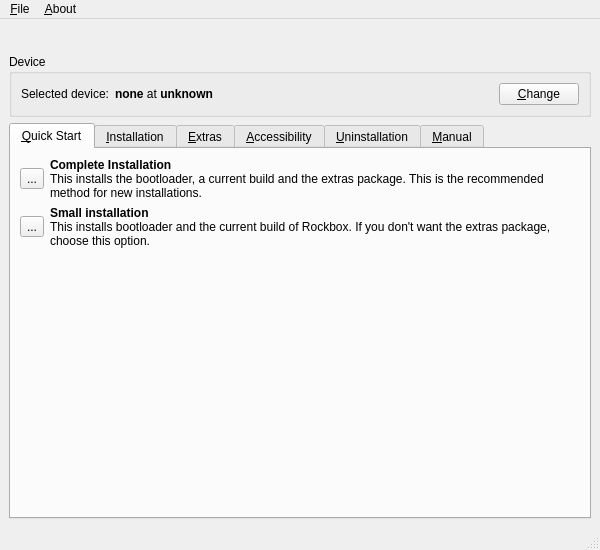
Before: the Qt Designer form rbutil/rbutilqt/rbutilqtfrm.ui in Rockbox-Chinese-Community/Rockbox-RCC, drawn with Qt 5.
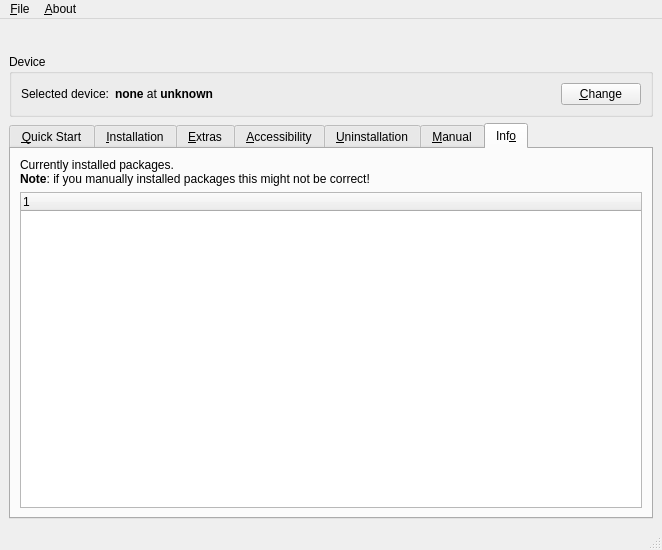
After: the same form once the commit is applied. The open tabs and pages were chosen to show the change. Icons and pictures are not drawn.

Commit message: Add info window which shows details about the currently installed files based on the installation log file. Rework the log file and save revision number / timestamps instead of an arbitrary number.

Patch:
```diff
--- a/rbutil/rbutilqt/rbutilqtfrm.ui
+++ b/rbutil/rbutilqt/rbutilqtfrm.ui
@@ -5,7 +5,7 @@
    <rect>
     <x>0</x>
     <y>0</y>
-    <width>600</width>
+    <width>662</width>
     <height>550</height>
    </rect>
   </property>
@@ -761,6 +761,36 @@
         </item>
        </layout>
       </widget>
+      <widget class="QWidget" name="info" >
+       <attribute name="title" >
+        <string>Inf&amp;o</string>
+       </attribute>
+       <layout class="QGridLayout" >
+        <item row="0" column="0" >
+         <widget class="QLabel" name="labelInfo" >
+          <property name="text" >
+           <string>&lt;html>&lt;head>&lt;meta name="qrichtext" content="1" />&lt;style type="text/css">
+p, li { white-space: pre-wrap; }
+&lt;/style>&lt;/head>&lt;body style=" font-family:'Sans Serif'; font-size:9pt; font-weight:400; font-style:normal;">
+&lt;p style=" margin-top:0px; margin-bottom:0px; margin-left:0px; margin-right:0px; -qt-block-indent:0; text-indent:0px;">Currently installed packages.&lt;/p>
+&lt;p style=" margin-top:0px; margin-bottom:0px; margin-left:0px; margin-right:0px; -qt-block-indent:0; text-indent:0px;">&lt;span style=" font-weight:600;">Note&lt;/span>: if you manually installed packages this might not be correct!&lt;/p>&lt;/body>&lt;/html></string>
+          </property>
+          <property name="wordWrap" >
+           <bool>true</bool>
+          </property>
+         </widget>
+        </item>
+        <item row="1" column="0" >
+         <widget class="QTreeWidget" name="treeInfo" >
+          <column>
+           <property name="text" >
+            <string>1</string>
+           </property>
+          </column>
+         </widget>
+        </item>
+       </layout>
+      </widget>
      </widget>
     </item>
    </layout>
@@ -770,7 +800,7 @@
     <rect>
      <x>0</x>
      <y>0</y>
-     <width>600</width>
+     <width>662</width>
      <height>29</height>
     </rect>
    </property>
```
The commit also changes 7 other files.
